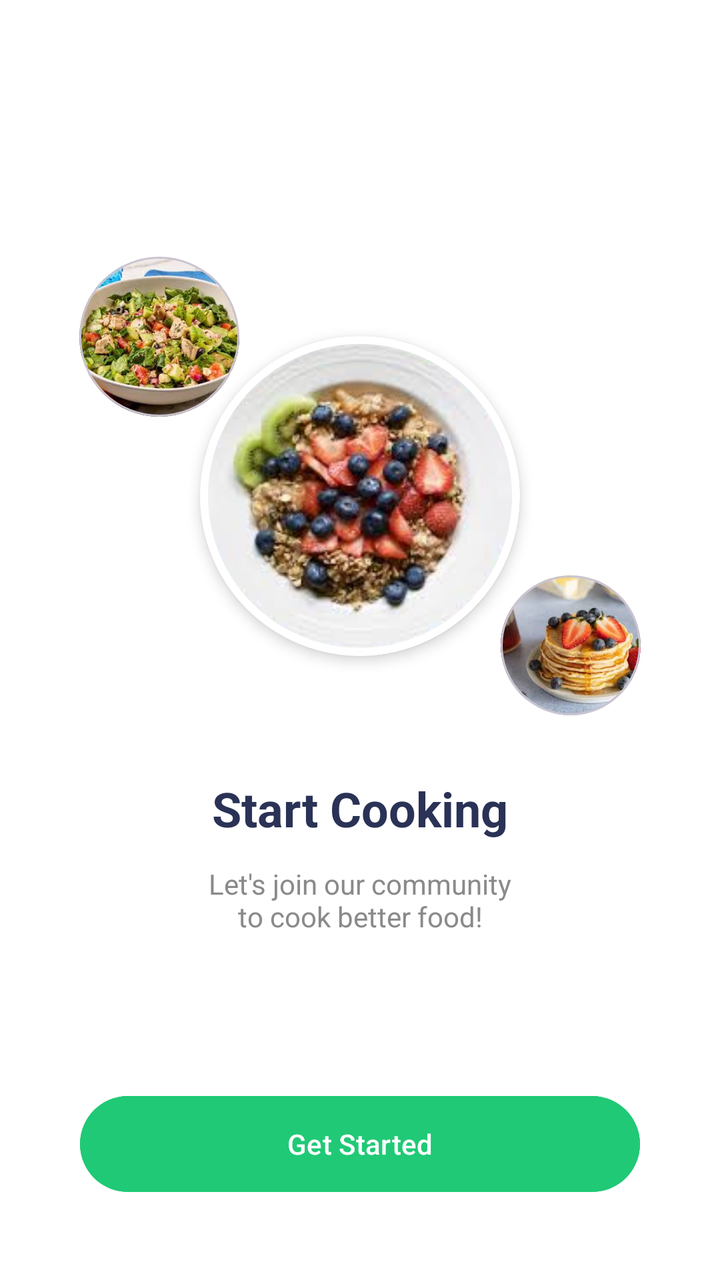
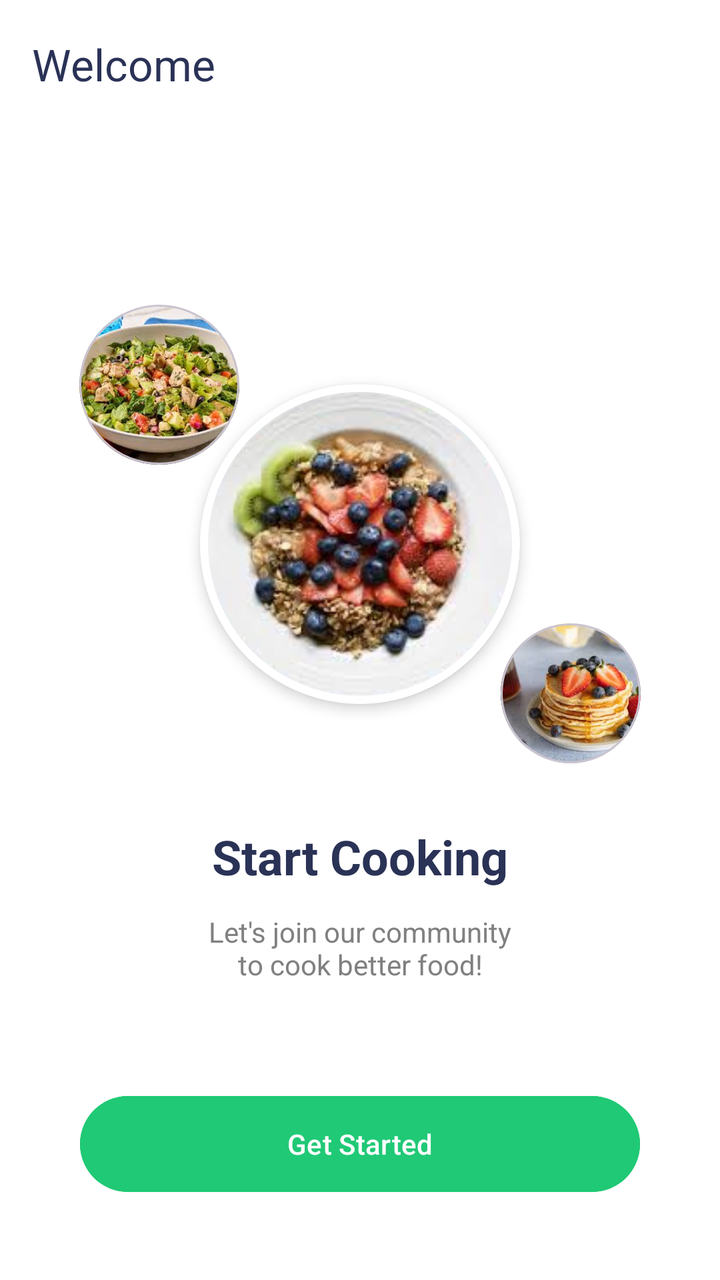

An Android layout rendered at two revisions. The XML below is the earlier revision; the diff shows what the commit changed to produce the second picture.
<!-- AndroidManifest.xml: application theme Theme.Rafifatom -->
<!-- res/layout/activity_get_started.xml -->
<?xml version="1.0" encoding="utf-8"?>
<androidx.constraintlayout.widget.ConstraintLayout xmlns:android="http://schemas.android.com/apk/res/android"
    xmlns:app="http://schemas.android.com/apk/res-auto"
    android:id="@+id/main"
    android:layout_width="match_parent"
    android:layout_height="match_parent"
    android:background="@color/white">

    <LinearLayout
        android:id="@+id/headerText"
        android:layout_width="match_parent"
        android:layout_height="wrap_content"
        android:orientation="vertical"
        android:padding="16dp"
        app:layout_constraintTop_toTopOf="parent"/>

    <com.google.android.material.card.MaterialCardView
        android:id="@+id/imgCenter"
        android:layout_width="160dp"
        android:layout_height="160dp"
        app:cardCornerRadius="80dp"
        app:cardElevation="4dp"
        app:strokeWidth="4dp"
        app:strokeColor="@color/white"
        app:layout_constraintBottom_toBottomOf="parent"
        app:layout_constraintEnd_toEndOf="parent"
        app:layout_constraintStart_toStartOf="parent"
        app:layout_constraintTop_toTopOf="parent"
        app:layout_constraintVertical_bias="0.35">

        <ImageView
            android:layout_width="match_parent"
            android:layout_height="match_parent"
            android:scaleType="centerCrop"
            android:src="@drawable/food3" /> </com.google.android.material.card.MaterialCardView>

    <com.google.android.material.card.MaterialCardView
        android:layout_width="80dp"
        android:layout_height="80dp"
        app:cardCornerRadius="40dp"
        app:layout_constraintEnd_toStartOf="@+id/imgCenter"
        app:layout_constraintTop_toTopOf="@+id/imgCenter"
        android:layout_marginEnd="-20dp"
        android:layout_marginTop="-40dp">
        <ImageView
            android:layout_width="match_parent"
            android:layout_height="match_parent"
            android:scaleType="centerCrop"
            android:src="@drawable/food1" />
    </com.google.android.material.card.MaterialCardView>

    <com.google.android.material.card.MaterialCardView
        android:layout_width="70dp"
        android:layout_height="70dp"
        app:cardCornerRadius="35dp"
        app:layout_constraintStart_toEndOf="@+id/imgCenter"
        app:layout_constraintBottom_toBottomOf="@+id/imgCenter"
        android:layout_marginStart="-10dp"
        android:layout_marginBottom="-30dp">
        <ImageView
            android:layout_width="match_parent"
            android:layout_height="match_parent"
            android:scaleType="centerCrop"
            android:src="@drawable/food2" />
    </com.google.android.material.card.MaterialCardView>

    <TextView
        android:id="@+id/textView3"
        android:layout_width="wrap_content"
        android:layout_height="wrap_content"
        android:layout_marginTop="60dp"
        android:text="Start Cooking"
        android:textColor="#2A3256"
        android:textSize="24sp"
        android:textStyle="bold"
        app:layout_constraintEnd_toEndOf="parent"
        app:layout_constraintStart_toStartOf="parent"
        app:layout_constraintTop_toBottomOf="@+id/imgCenter" />

    <TextView
        android:layout_width="wrap_content"
        android:layout_height="wrap_content"
        android:layout_marginTop="12dp"
        android:text="Let's join our community\nto cook better food!"
        android:textAlignment="center"
        android:textColor="@color/gray_text"
        app:layout_constraintEnd_toEndOf="parent"
        app:layout_constraintStart_toStartOf="parent"
        app:layout_constraintTop_toBottomOf="@+id/textView3" />

    <Button
        android:id="@+id/btnGoToMain"
        android:layout_width="match_parent"
        android:layout_height="56dp"
        android:layout_marginHorizontal="40dp"
        android:layout_marginBottom="40dp"
        android:backgroundTint="#20C976"
        android:text="Get Started"
        android:textAllCaps="false"
        app:layout_constraintBottom_toBottomOf="parent"
        app:layout_constraintEnd_toEndOf="parent"
        app:layout_constraintStart_toStartOf="parent" />

</androidx.constraintlayout.widget.ConstraintLayout>
<!-- resources referenced by this layout -->
<resources>
  <color name="gray_text">#8A8A8A</color>
  <color name="white">#FFFFFFFF</color>
  <!-- drawable food1: jpg bitmap (drawable, 14361 bytes) -->
  <!-- drawable food2: jpg bitmap (drawable, 9010 bytes) -->
  <!-- drawable food3: jpg bitmap (drawable, 12562 bytes) -->
  <style name="Theme.Rafifatom" parent="Base.Theme.Rafifatom" />
  <style name="Base.Theme.Rafifatom" parent="Theme.Material3.DayNight.NoActionBar">
          
          
      </style>
</resources>

<!-- the commit's change to res/layout/activity_get_started.xml (unified diff, before → after) -->
@@ -6,13 +6,22 @@
     android:layout_height="match_parent"
     android:background="@color/white">
 
+    <androidx.appcompat.widget.Toolbar
+        android:id="@+id/toolbarGetStarted"
+        android:layout_width="match_parent"
+        android:layout_height="?attr/actionBarSize"
+        android:background="@color/white"
+        app:title="Welcome"
+        app:titleTextColor="#2A3256"
+        app:layout_constraintTop_toTopOf="parent" />
+
     <LinearLayout
         android:id="@+id/headerText"
         android:layout_width="match_parent"
         android:layout_height="wrap_content"
         android:orientation="vertical"
         android:padding="16dp"
-        app:layout_constraintTop_toTopOf="parent"/>
+        app:layout_constraintTop_toBottomOf="@id/toolbarGetStarted"/>
 
     <com.google.android.material.card.MaterialCardView
         android:id="@+id/imgCenter"
@@ -26,7 +35,7 @@
         app:layout_constraintEnd_toEndOf="parent"
         app:layout_constraintStart_toStartOf="parent"
         app:layout_constraintTop_toTopOf="parent"
-        app:layout_constraintVertical_bias="0.35">
+        app:layout_constraintVertical_bias="0.4">
 
         <ImageView
             android:layout_width="match_parent"
@@ -83,7 +92,7 @@
         android:layout_marginTop="12dp"
         android:text="Let's join our community\nto cook better food!"
         android:textAlignment="center"
-        android:textColor="@color/gray_text"
+        android:textColor="#808080"
         app:layout_constraintEnd_toEndOf="parent"
         app:layout_constraintStart_toStartOf="parent"
         app:layout_constraintTop_toBottomOf="@+id/textView3" />
<!-- resource entries referenced after the edit -->
@@ -1,6 +1,5 @@
 <!-- resources referenced by this layout -->
 <resources>
-  <color name="gray_text">#8A8A8A</color>
   <color name="white">#FFFFFFFF</color>
   <!-- drawable food1: jpg bitmap (drawable, 14361 bytes) -->
   <!-- drawable food2: jpg bitmap (drawable, 9010 bytes) -->
